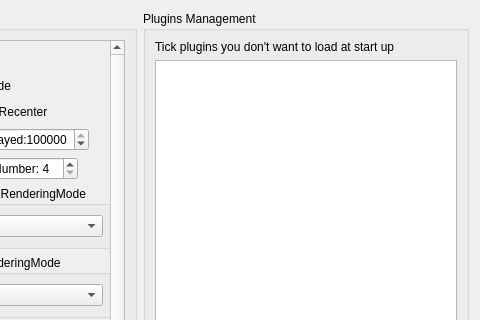
The window that Polyhedron/demo/Polyhedron/Preferences.ui (CGAL/cgal) describes before a commit, drawn with Qt 5; both pictures show x 151 to 631 and y 0 to 320 of the 631 by 526 pixel window.
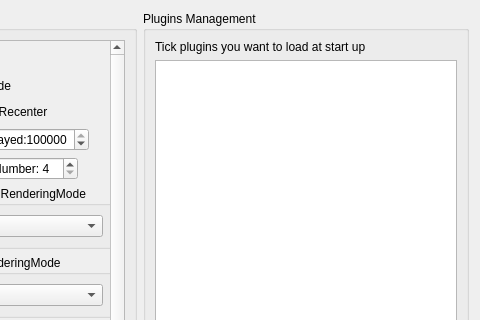
The same window after the commit.

```diff
--- a/Polyhedron/demo/Polyhedron/Preferences.ui
+++ b/Polyhedron/demo/Polyhedron/Preferences.ui
@@ -314,7 +314,7 @@
         <item>
          <widget class="QLabel" name="label">
           <property name="text">
-           <string>Tick plugins you don't want to load at start up</string>
+           <string>Tick plugins you want to load at start up</string>
           </property>
          </widget>
         </item>
```
Left out of the diff: 2 changed lines with no effect on the pictures.
